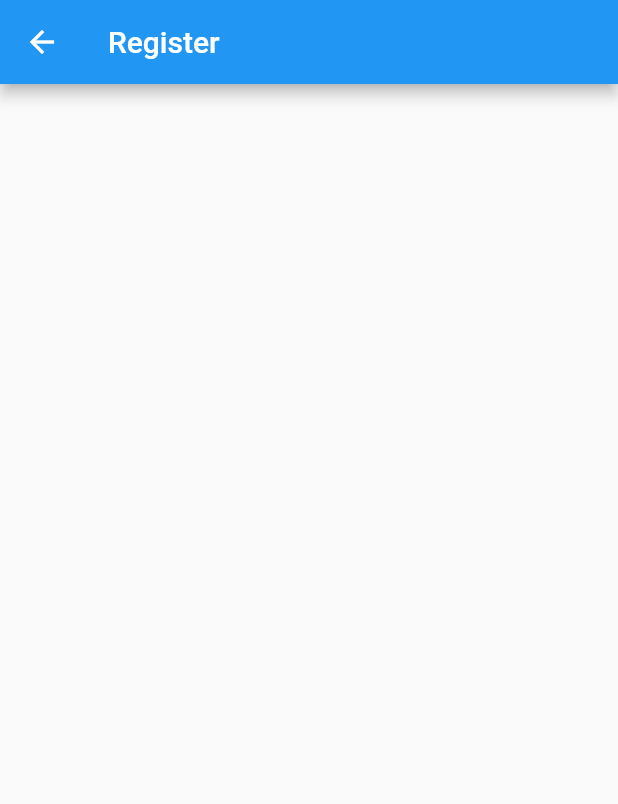
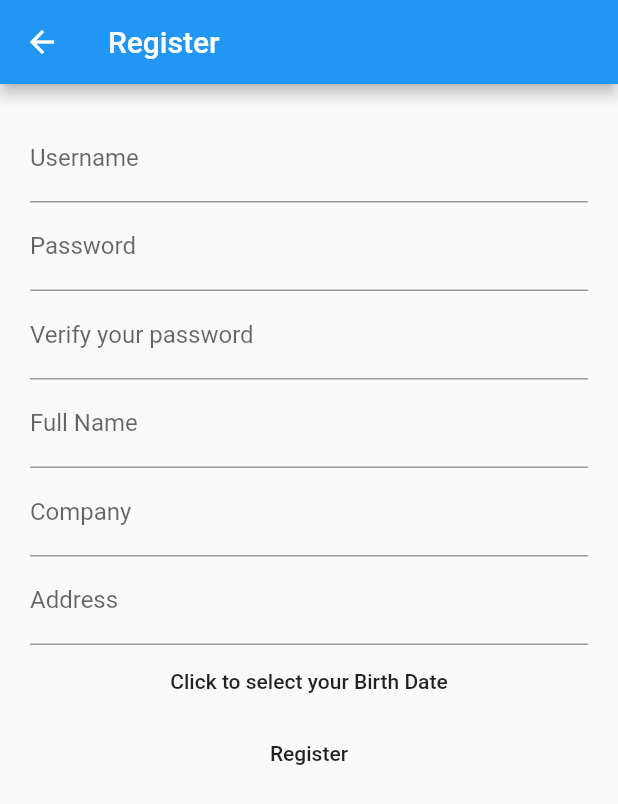
Before and after one commit to jaybryantc/first_flutter_app, a Flutter app: the RegisterPage screen opened by its route, on a phone screen of 412 x 824 dp. Shown: the top 804 px of the screen. Run offline on Flutter 3.47's test engine with Material 2 defaults, Android fonts, the phone set to English and light mode, and no system bars.

Commit message:
Completed register page UI.

```diff
--- a/lib/pages/login_page.dart
+++ b/lib/pages/login_page.dart
@@ -10,7 +10,8 @@ class LoginPage extends StatefulWidget {
 }
 
 class _LoginPageState extends State<LoginPage> {
-  String usernameError=null, passwordError=null;
+  String usernameError=null;
+  String passwordError=null;
 
   void gotoRegister() {
     Navigator.pushNamed(context, RegisterPage.ROUTE_NAME);
@@ -27,6 +28,7 @@ class _LoginPageState extends State<LoginPage> {
         child: Column(
           mainAxisAlignment: MainAxisAlignment.start,
           children: <Widget>[
+
             TextField(
               decoration: InputDecoration(
                 hintText: "Type your username here",
@@ -38,6 +40,7 @@ class _LoginPageState extends State<LoginPage> {
                 print('Username $text');
               },
             ),
+
             TextField(
               decoration: InputDecoration(
                 hintText: "Type your password here",
@@ -48,7 +51,9 @@ class _LoginPageState extends State<LoginPage> {
               onChanged: (text) {
                 print('Password $text');
               },
+              obscureText: true,
             ),
+
             FlatButton(
                 onPressed: () {
                   print("Login button is pressed.");
@@ -60,6 +65,7 @@ class _LoginPageState extends State<LoginPage> {
                   ],
                 )
             ),
+
             FlatButton(
                 onPressed: gotoRegister,
                 child: Row(
@@ -69,6 +75,7 @@ class _LoginPageState extends State<LoginPage> {
                   ],
                 )
             ),
+
           ],
         ),
       ),
--- a/lib/pages/register_page.dart
+++ b/lib/pages/register_page.dart
@@ -1,4 +1,5 @@
 import 'package:flutter/material.dart';
+import 'package:intl/intl.dart';
 
 class RegisterPage extends StatefulWidget {
   static final String ROUTE_NAME = "/register";
@@ -7,12 +8,142 @@ class RegisterPage extends StatefulWidget {
 }
 
 class _RegisterPageState extends State<RegisterPage> {
+  String usernameError = null;
+  String passwordError = null;
+  String password2Error = null;
+  String fullNameError = null;
+  String companyError = null;
+  String addressError = null;
+
+  DateTime birthDate = null;
+
+
+  void selectBirthDate() async {
+    DateTime selectedDate = await showDatePicker(context: context,
+        initialDate: DateTime.now(),
+        firstDate: DateTime(1900),
+        lastDate: DateTime.now());
+
+    setState(() {
+      birthDate = selectedDate ?? birthDate;
+    });
+  }
+
+  String getBirthDateString() => DateFormat('MMM-dd-yyyy').format(birthDate);
+
   @override
   Widget build(BuildContext context) {
     return Scaffold(
       appBar: AppBar(
         title: Text("Register"),
       ),
+      body: Scrollbar(
+        child: Container(
+        padding: EdgeInsets.all(20),
+        child: Column(
+          children: <Widget>[
+
+            TextField(
+              decoration: InputDecoration(
+                hintText: "Type your username here",
+                labelText: "Username",
+                errorText: usernameError,
+              ),
+              maxLines: 1,
+              onChanged: (text) {
+                print('Username $text');
+              },
+            ),
+
+            TextField(
+              decoration: InputDecoration(
+                hintText: "Type your password here",
+                labelText: "Password",
+                errorText: passwordError,
+              ),
+              maxLines: 1,
+              onChanged: (text) {
+                print('Password $text');
+              },
+              obscureText: true,
+            ),
+
+            TextField(
+              decoration: InputDecoration(
+                hintText: "Retype your password",
+                labelText: "Verify your password",
+                errorText: password2Error,
+              ),
+              maxLines: 1,
+              onChanged: (text) {
+                print('Password 2 $text');
+              },
+              obscureText: true,
+            ),
+
+            TextField(
+              decoration: InputDecoration(
+                hintText: "Type your full name here",
+                labelText: "Full Name",
+                errorText: fullNameError,
+              ),
+              maxLines: 1,
+              onChanged: (text) {
+                print('Full Name $text');
+              },
+            ),
+
+            TextField(
+              decoration: InputDecoration(
+                hintText: "Type your company name here",
+                labelText: "Company",
+                errorText: companyError,
+              ),
+              maxLines: 1,
+              onChanged: (text) {
+                print('Company $text');
+              },
+            ),
+
+            TextField(
+              decoration: InputDecoration(
+                hintText: "Type your address here",
+                labelText: "Address",
+                errorText: addressError,
+              ),
+              minLines: 1,
+              maxLines: 3,
+              onChanged: (text) {
+                print('Company $text');
+              },
+            ),
+
+            FlatButton(
+                onPressed: selectBirthDate,
+                child: Row(
+                  mainAxisAlignment: MainAxisAlignment.center,
+                  children: <Widget>[
+                    Text(birthDate != null ? 'Birth Date : ' + getBirthDateString() : "Click to select your Birth Date")
+                  ],
+                )
+            ),
+
+            FlatButton(
+                onPressed: () {
+                  print("Register button is pressed.");
+                },
+                child: Row(
+                  mainAxisAlignment: MainAxisAlignment.center,
+                  children: <Widget>[
+                    Text("Register")
+                  ],
+                )
+            ),
+
+          ],
+        ),
+      ),
+      ),
     );
   }
 
--- a/pubspec.yaml
+++ b/pubspec.yaml
@@ -23,6 +23,7 @@ dependencies:
   # The following adds the Cupertino Icons font to your application.
   # Use with the CupertinoIcons class for iOS style icons.
   cupertino_icons: ^0.1.2
+  intl: ^0.15.8
 
 dev_dependencies:
   flutter_test:
```
Also changed, not shown: pubspec.lock.
